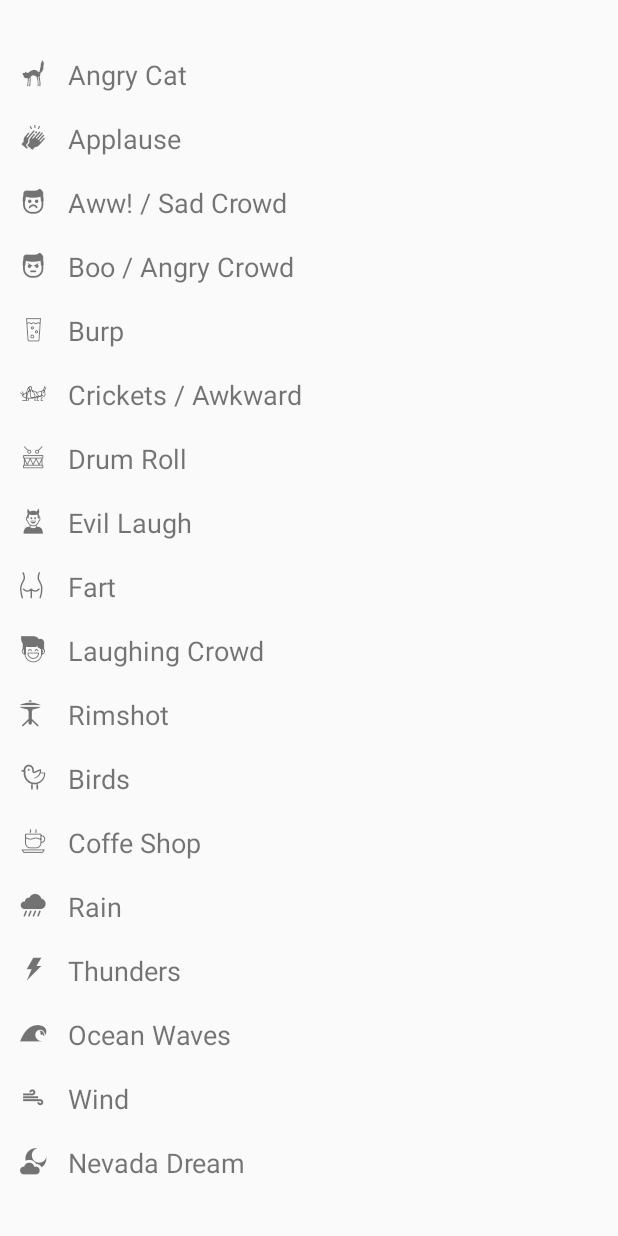
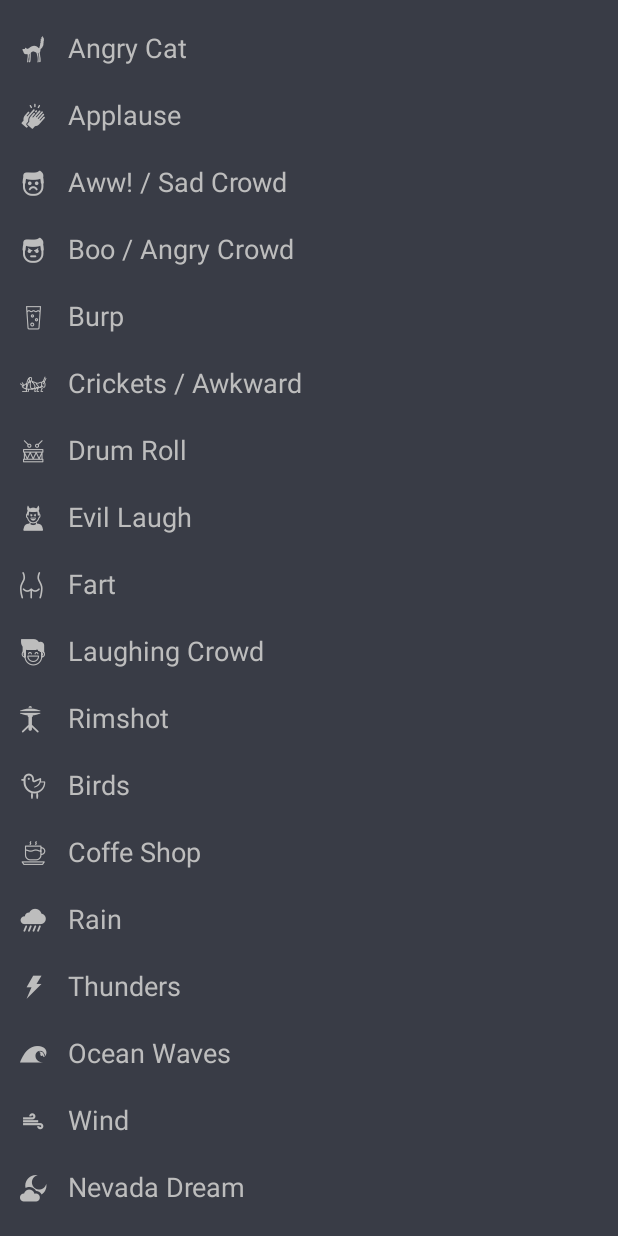
Before and after one commit to jmiguelrivas/fake_audience, an Android app: the screen it shows after launch (MainActivity), after a tap on an icon or button, on a phone screen of 412 x 824 dp. Run offline under Robolectric (Android 15) with nearby library versions, the phone set to English and light mode, and no system bars.

Commit message:
updating colors

```diff
--- a/app/src/main/java/com/fakeaudience/MyCustomView.kt
+++ b/app/src/main/java/com/fakeaudience/MyCustomView.kt
@@ -41,16 +41,25 @@ class MyCustomView(context: Context, attrs: AttributeSet) : LinearLayout(context
         val view = inflater.inflate(R.layout.my_custom_view_layout, this, true)
         listview = view.findViewById(R.id.listview)
         selectedItems.addAll(Fxs)
-        refreshData(true)
+        refreshData()
     }
 
-    fun refreshData(clearData: Boolean) {
+    fun refreshData() {
         listview.adapter = MyCustomViewAdapter(context, R.layout.my_custom_view_item, selectedItems)
     }
 
-    private fun play(song: Int){
+    private fun play(item: Fx){
+        val song = item.audio
+        val isBackgroundNoise = item.backgroudNoise
+
         mp = MediaPlayer.create(context, song)
         mp?.start()
+
+        if(isBackgroundNoise) {
+            mp?.setLooping(true)
+        } else {
+            mp?.setLooping(false)
+        }
     }
 
     private fun stop() {
@@ -63,22 +72,16 @@ class MyCustomView(context: Context, attrs: AttributeSet) : LinearLayout(context
     private fun playSound(item:Fx, position:Int) {
         val isNotStarted = mp == null
         val isPlayingADifferentSong = position != currentSong && mp != null
-        val isBackgroundNoise = item.backgroudNoise
 
         if(isNotStarted){
-            play(item.audio)
+            play(item)
         } else if(isPlayingADifferentSong) {
             stop()
-            play(item.audio)
+            play(item)
         } else {
             stop()
         }
 
-        if(isBackgroundNoise) {
-            mp?.setLooping(true)
-        } else {
-            mp?.setLooping(false)
-        }
         currentSong = position
     }
 
--- a/app/src/main/res/layout/activity_main.xml
+++ b/app/src/main/res/layout/activity_main.xml
@@ -4,6 +4,7 @@
     xmlns:tools="http://schemas.android.com/tools"
     android:layout_width="match_parent"
     android:layout_height="match_parent"
+    android:background="@color/colorPrimaryDark"
     tools:context="com.fakeaudience.MainActivity">
 
     <com.fakeaudience.MyCustomView
--- a/app/src/main/res/layout/my_custom_view_item.xml
+++ b/app/src/main/res/layout/my_custom_view_item.xml
@@ -11,8 +11,9 @@
         android:layout_width="32dp"
         android:layout_height="wrap_content"
         android:layout_marginLeft="8dp"
-        android:layout_marginTop="4dp"
+        android:layout_marginTop="6dp"
         android:padding="5dp"
+        android:textColor="@color/colorAccent"
         android:textSize="22sp"
         app:fontFamily="@font/icomoon" />
 
@@ -21,5 +22,6 @@
         android:layout_width="match_parent"
         android:layout_height="wrap_content"
         android:padding="5dp"
+        android:textColor="@color/colorAccent"
         android:textSize="18sp" />
 </LinearLayout>
--- a/app/src/main/res/values/colors.xml
+++ b/app/src/main/res/values/colors.xml
@@ -1,6 +1,6 @@
 <?xml version="1.0" encoding="utf-8"?>
 <resources>
-    <color name="colorPrimary">#3F51B5</color>
-    <color name="colorPrimaryDark">#303F9F</color>
-    <color name="colorAccent">#FF4081</color>
+    <color name="colorPrimary">#393C46</color>
+    <color name="colorPrimaryDark">#393C46</color>
+    <color name="colorAccent">#BDBDBD</color>
 </resources>
--- a/app/src/main/res/values/styles.xml
+++ b/app/src/main/res/values/styles.xml
@@ -1,5 +1,5 @@
 <resources>
-    <style name="AppTheme" parent="Theme.AppCompat.Light.NoActionBar">
+    <style name="AppTheme" parent="Theme.AppCompat.DayNight.NoActionBar">
         <item name="colorPrimary">@color/colorPrimary</item>
         <item name="colorPrimaryDark">@color/colorPrimaryDark</item>
         <item name="colorAccent">@color/colorAccent</item>
```
